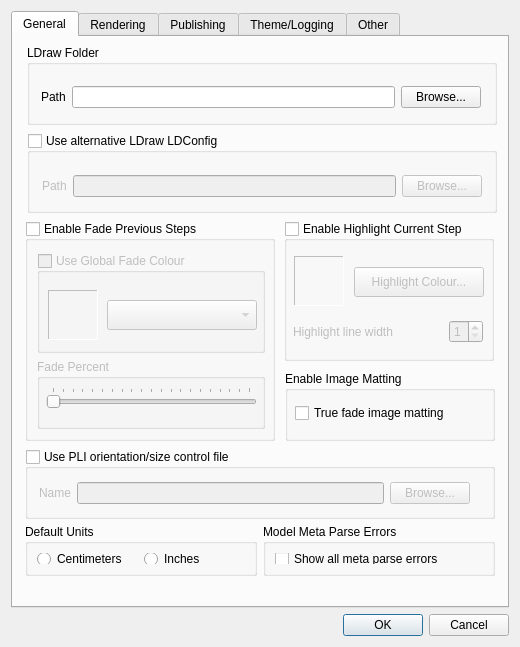
Qt form mainApp/preferences.ui (trevorsandy/lpub3d-ci) before a commit.
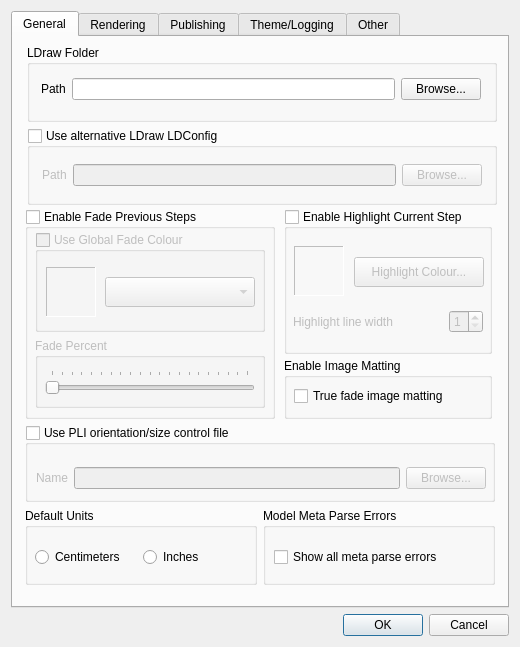
The same form after that commit. The open tabs and pages were chosen to show the change. Icons and pictures are not drawn.

Commit message: Malformed UI form in Dark Mode #99

Patch:
```diff
--- a/mainApp/preferences.ui
+++ b/mainApp/preferences.ui
@@ -36,6 +36,12 @@
    </item>
    <item row="1" column="0">
     <widget class="QTabWidget" name="tabWidget">
+     <property name="sizePolicy">
+      <sizepolicy hsizetype="Expanding" vsizetype="MinimumExpanding">
+       <horstretch>0</horstretch>
+       <verstretch>0</verstretch>
+      </sizepolicy>
+     </property>
      <property name="currentIndex">
       <number>0</number>
      </property>
@@ -43,143 +49,21 @@
       <attribute name="title">
        <string>General</string>
       </attribute>
-      <widget class="QGroupBox" name="ldrawBox">
-       <property name="geometry">
-        <rect>
-         <x>14</x>
-         <y>8</y>
-         <width>470</width>
-         <height>80</height>
-        </rect>
-       </property>
-       <property name="toolTip">
-        <string>This directory contains the LDraw parts directory</string>
-       </property>
-       <property name="title">
-        <string>LDraw Folder</string>
-       </property>
-       <property name="checkable">
-        <bool>false</bool>
-       </property>
-       <property name="checked">
-        <bool>false</bool>
-       </property>
-       <widget class="QWidget" name="layoutWidget">
-        <property name="geometry">
-         <rect>
-          <x>14</x>
-          <y>32</y>
-          <width>440</width>
-          <height>40</height>
-         </rect>
-        </property>
-        <layout class="QHBoxLayout" name="horizontalLayout">
-         <item>
-          <widget class="QLabel" name="label_6">
-           <property name="text">
-            <string>Path</string>
-           </property>
-          </widget>
-         </item>
-         <item>
-          <widget class="QLineEdit" name="ldrawPath">
-           <property name="minimumSize">
-            <size>
-             <width>200</width>
-             <height>0</height>
-            </size>
-           </property>
-          </widget>
-         </item>
-         <item>
-          <widget class="QPushButton" name="browseLDraw">
-           <property name="toolTip">
-            <string>Use directory dialog to find LDraw directory</string>
-           </property>
-           <property name="whatsThis">
-            <string>This lets you find the LDraw directory</string>
-           </property>
-           <property name="text">
-            <string>Browse...</string>
-           </property>
-          </widget>
-         </item>
-        </layout>
-       </widget>
-      </widget>
-      <widget class="QGroupBox" name="pliBox">
-       <property name="geometry">
-        <rect>
-         <x>12</x>
-         <y>412</y>
-         <width>470</width>
-         <height>70</height>
-        </rect>
-       </property>
-       <property name="toolTip">
-        <string>This file controls Part List parts orientation and size</string>
-       </property>
-       <property name="title">
-        <string>Use PLI orientation/size control file</string>
-       </property>
-       <property name="checkable">
-        <bool>true</bool>
-       </property>
-       <property name="checked">
-        <bool>false</bool>
-       </property>
-       <widget class="QWidget" name="layoutWidget">
-        <property name="geometry">
-         <rect>
-          <x>14</x>
-          <y>29</y>
-          <width>431</width>
-          <height>30</height>
-         </rect>
-        </property>
-        <layout class="QHBoxLayout" name="horizontalLayout_3">
-         <item>
-          <widget class="QLabel" name="label_5">
-           <property name="text">
-            <string>Name</string>
-           </property>
-          </widget>
-         </item>
-         <item>
-          <widget class="QLineEdit" name="pliName">
-           <property name="minimumSize">
-            <size>
-             <width>200</width>
-             <height>0</height>
-            </size>
-           </property>
-          </widget>
-         </item>
-         <item>
-          <widget class="QPushButton" name="browsePli">
-           <property name="toolTip">
-            <string>Use directory dialog to find the PLI file</string>
-           </property>
-           <property name="whatsThis">
-            <string>Use directory dialog to find the PLI file</string>
-           </property>
-           <property name="text">
-            <string>Browse...</string>
-           </property>
-          </widget>
-         </item>
-        </layout>
-       </widget>
-      </widget>
       <widget class="QGroupBox" name="fadeStepBox">
        <property name="geometry">
         <rect>
          <x>12</x>
-         <y>184</y>
+         <y>172</y>
          <width>250</width>
-         <height>220</height>
+         <height>210</height>
         </rect>
        </property>
+       <property name="sizePolicy">
+        <sizepolicy hsizetype="Preferred" vsizetype="MinimumExpanding">
+         <horstretch>0</horstretch>
+         <verstretch>0</verstretch>
+        </sizepolicy>
+       </property>
        <property name="toolTip">
         <string>This setting allows you to fade previous build step parts </string>
        </property>
@@ -198,12 +82,18 @@
         </property>
         <property name="geometry">
          <rect>
-          <x>12</x>
-          <y>32</y>
-          <width>228</width>
+          <x>10</x>
+          <y>23</y>
+          <width>230</width>
           <height>100</height>
          </rect>
         </property>
+        <property name="sizePolicy">
+         <sizepolicy hsizetype="Preferred" vsizetype="MinimumExpanding">
+          <horstretch>0</horstretch>
+          <verstretch>0</verstretch>
+         </sizepolicy>
+        </property>
         <property name="toolTip">
          <string>Select to use this colour for all faded parts, otherwise fade existing colour.</string>
         </property>
@@ -220,17 +110,23 @@
          <property name="geometry">
           <rect>
            <x>70</x>
-           <y>47</y>
+           <y>45</y>
            <width>150</width>
            <height>30</height>
           </rect>
          </property>
+         <property name="sizePolicy">
+          <sizepolicy hsizetype="MinimumExpanding" vsizetype="MinimumExpanding">
+           <horstretch>0</horstretch>
+           <verstretch>0</verstretch>
+          </sizepolicy>
+         </property>
         </widget>
         <widget class="QLabel" name="fadeStepsColourLabel">
          <property name="geometry">
           <rect>
            <x>11</x>
-           <y>37</y>
+           <y>35</y>
            <width>50</width>
            <height>50</height>
           </rect>
@@ -252,12 +148,18 @@
         </property>
         <property name="geometry">
          <rect>
-          <x>12</x>
-          <y>138</y>
-          <width>228</width>
+          <x>10</x>
+          <y>129</y>
+          <width>230</width>
           <height>70</height>
          </rect>
         </property>
+        <property name="sizePolicy">
+         <sizepolicy hsizetype="Preferred" vsizetype="MinimumExpanding">
+          <horstretch>0</horstretch>
+          <verstretch>0</verstretch>
+         </sizepolicy>
+        </property>
         <property name="toolTip">
          <string>Set the percent of fade, 0 is fully opaque, 100 is fully hidden.</string>
         </property>
@@ -276,10 +178,10 @@
          </property>
          <property name="geometry">
           <rect>
-           <x>9</x>
-           <y>28</y>
-           <width>211</width>
-           <height>22</height>
+           <x>10</x>
+           <y>32</y>
+           <width>210</width>
+           <height>27</height>
           </rect>
          </property>
          <property name="maximum">
@@ -297,57 +199,6 @@
         </widget>
        </widget>
       </widget>
-      <widget class="QGroupBox" name="altLDConfigBox">
-       <property name="geometry">
-        <rect>
-         <x>14</x>
-         <y>96</y>
-         <width>470</width>
-         <height>80</height>
-        </rect>
-       </property>
-       <property name="toolTip">
-        <string>Check to use an alternative LDConfig LDraw configuration file.</string>
-       </property>
-       <property name="title">
-        <string>Use alternative LDraw LDConfig</string>
-       </property>
-       <property name="checkable">
-        <bool>true</bool>
-       </property>
-       <property name="checked">
-        <bool>false</bool>
-       </property>
-       <widget class="QWidget" name="layoutWidget">
-        <property name="geometry">
-         <rect>
-          <x>15</x>
-          <y>38</y>
-          <width>440</width>
-          <height>30</height>
-         </rect>
-        </property>
-        <layout class="QHBoxLayout" name="horizontalLayout_2">
-         <item>
-          <widget class="QLabel" name="label_7">
-           <property name="text">
-            <string>Path</string>
-           </property>
-          </widget>
-         </item>
-         <item>
-          <widget class="QLineEdit" name="altLDConfigPath"/>
-         </item>
-         <item>
-          <widget class="QPushButton" name="browseAltLDConfig">
-           <property name="text">
-            <string>Browse...</string>
-           </property>
-          </widget>
-         </item>
-        </layout>
-       </widget>
-      </widget>
       <widget class="QGroupBox" name="highlightStepBox">
        <property name="enabled">
         <bool>true</bool>
@@ -355,11 +206,17 @@
        <property name="geometry">
         <rect>
          <x>271</x>
-         <y>184</y>
-         <width>210</width>
-         <height>140</height>
+         <y>172</y>
+         <width>208</width>
+         <height>145</height>
         </rect>
        </property>
+       <property name="sizePolicy">
+        <sizepolicy hsizetype="Preferred" vsizetype="MinimumExpanding">
+         <horstretch>0</horstretch>
+         <verstretch>0</verstretch>
+        </sizepolicy>
+       </property>
        <property name="toolTip">
         <string>This setting allows you to highlight current build step parts</string>
        </property>
@@ -376,7 +233,7 @@
         <property name="geometry">
          <rect>
           <x>9</x>
-          <y>96</y>
+          <y>98</y>
           <width>190</width>
           <height>30</height>
          </rect>
@@ -430,7 +287,7 @@
         <property name="geometry">
          <rect>
           <x>10</x>
-          <y>35</y>
+          <y>37</y>
           <width>50</width>
           <height>50</height>
          </rect>
@@ -452,7 +309,7 @@
         <property name="geometry">
          <rect>
           <x>70</x>
-          <y>46</y>
+          <y>48</y>
           <width>130</width>
           <height>30</height>
          </rect>
@@ -465,12 +322,18 @@
       <widget class="QGroupBox" name="imageMatteBox">
        <property name="geometry">
         <rect>
-         <x>272</x>
-         <y>334</y>
-         <width>210</width>
-         <height>70</height>
+         <x>271</x>
+         <y>321</y>
+         <width>208</width>
+         <height>61</height>
         </rect>
        </property>
+       <property name="sizePolicy">
+        <sizepolicy hsizetype="Preferred" vsizetype="MinimumExpanding">
+         <horstretch>0</horstretch>
+         <verstretch>0</verstretch>
+        </sizepolicy>
+       </property>
        <property name="title">
         <string>Enable Image Matting</string>
        </property>
@@ -478,8 +341,8 @@
         <property name="geometry">
          <rect>
           <x>10</x>
-          <y>27</y>
-          <width>190</width>
+          <y>23</y>
+          <width>188</width>
           <height>30</height>
          </rect>
         </property>
@@ -513,22 +376,230 @@
         </layout>
        </widget>
       </widget>
+      <widget class="QWidget" name="">
+       <property name="geometry">
+        <rect>
+         <x>14</x>
+         <y>8</y>
+         <width>470</width>
+         <height>160</height>
+        </rect>
+       </property>
+       <layout class="QVBoxLayout" name="verticalLayout_4">
+        <item>
+         <widget class="QGroupBox" name="ldrawBox">
+          <property name="sizePolicy">
+           <sizepolicy hsizetype="Preferred" vsizetype="MinimumExpanding">
+            <horstretch>0</horstretch>
+            <verstretch>0</verstretch>
+           </sizepolicy>
+          </property>
+          <property name="toolTip">
+           <string>This directory contains the LDraw parts directory</string>
+          </property>
+          <property name="title">
+           <string>LDraw Folder</string>
+          </property>
+          <property name="checkable">
+           <bool>false</bool>
+          </property>
+          <property name="checked">
+           <bool>false</bool>
+          </property>
+          <widget class="QWidget" name="layoutWidget">
+           <property name="geometry">
+            <rect>
+             <x>14</x>
+             <y>24</y>
+             <width>440</width>
+             <height>40</height>
+            </rect>
+           </property>
+           <layout class="QHBoxLayout" name="horizontalLayout">
+            <item>
+             <widget class="QLabel" name="label_6">
+              <property name="text">
+               <string>Path</string>
+              </property>
+             </widget>
+            </item>
+            <item>
+             <widget class="QLineEdit" name="ldrawPath">
+              <property name="minimumSize">
+               <size>
+                <width>200</width>
+                <height>0</height>
+               </size>
+              </property>
+             </widget>
+            </item>
+            <item>
+             <widget class="QPushButton" name="browseLDraw">
+              <property name="toolTip">
+               <string>Use directory dialog to find LDraw directory</string>
+              </property>
+              <property name="whatsThis">
+               <string>This lets you find the LDraw directory</string>
+              </property>
+              <property name="text">
+               <string>Browse...</string>
+              </property>
+             </widget>
+            </item>
+           </layout>
+          </widget>
+         </widget>
+        </item>
+        <item>
+         <widget class="QGroupBox" name="altLDConfigBox">
+          <property name="sizePolicy">
+           <sizepolicy hsizetype="Preferred" vsizetype="MinimumExpanding">
+            <horstretch>0</horstretch>
+            <verstretch>0</verstretch>
+           </sizepolicy>
+          </property>
+          <property name="toolTip">
+           <string>Check to use an alternative LDConfig LDraw configuration file.</string>
+          </property>
+          <property name="title">
+           <string>Use alternative LDraw LDConfig</string>
+          </property>
+          <property name="checkable">
+           <bool>true</bool>
+          </property>
+          <property name="checked">
+           <bool>false</bool>
+          </property>
+          <widget class="QWidget" name="layoutWidget">
+           <property name="geometry">
+            <rect>
+             <x>15</x>
+             <y>27</y>
+             <width>440</width>
+             <height>40</height>
+            </rect>
+           </property>
+           <layout class="QHBoxLayout" name="horizontalLayout_2">
+            <item>
+             <widget class="QLabel" name="label_7">
+              <property name="text">
+               <string>Path</string>
+              </property>
+             </widget>
+            </item>
+            <item>
+             <widget class="QLineEdit" name="altLDConfigPath"/>
+            </item>
+            <item>
+             <widget class="QPushButton" name="browseAltLDConfig">
+              <property name="text">
+               <string>Browse...</string>
+              </property>
+             </widget>
+            </item>
+           </layout>
+          </widget>
+         </widget>
+        </item>
+       </layout>
+      </widget>
       <widget class="QWidget" name="">
        <property name="geometry">
         <rect>
          <x>12</x>
-         <y>487</y>
+         <y>388</y>
          <width>470</width>
-         <height>52</height>
+         <height>160</height>
         </rect>
        </property>
-       <layout class="QHBoxLayout" name="horizontalLayout_14">
+       <layout class="QVBoxLayout" name="verticalLayout_8">
+        <item>
+         <widget class="QGroupBox" name="pliBox">
+          <property name="sizePolicy">
+           <sizepolicy hsizetype="Preferred" vsizetype="MinimumExpanding">
+            <horstretch>0</horstretch>
+            <verstretch>0</verstretch>
+           </sizepolicy>
+          </property>
+          <property name="toolTip">
+           <string>This file controls Part List parts orientation and size</string>
+          </property>
+          <property name="title">
+           <string>Use PLI orientation/size control file</string>
+          </property>
+          <property name="checkable">
+           <bool>true</bool>
+          </property>
+          <property name="checked">
+           <bool>false</bool>
+          </property>
+          <widget class="QWidget" name="layoutWidget">
+           <property name="geometry">
+            <rect>
+             <x>11</x>
+             <y>33</y>
+             <width>450</width>
+             <height>40</height>
+            </rect>
+           </property>
+           <layout class="QHBoxLayout" name="horizontalLayout_3">
+            <item>
+             <widget class="QLabel" name="label_5">
+              <property name="text">
+               <string>Name</string>
+              </property>
+             </widget>
+            </item>
+            <item>
+             <widget class="QLineEdit" name="pliName">
+              <property name="minimumSize">
+               <size>
+                <width>200</width>
+                <height>0</height>
+               </size>
+              </property>
+             </widget>
+            </item>
+            <item>
+             <widget class="QPushButton" name="browsePli">
+              <property name="toolTip">
+               <string>Use directory dialog to find the PLI file</string>
+              </property>
+              <property name="whatsThis">
+               <string>Use directory dialog to find the PLI file</string>
+              </property>
+              <property name="text">
+               <string>Browse...</string>
+              </property>
+             </widget>
+            </item>
+           </layout>
+          </widget>
+         </widget>
+        </item>
+        <item>
+         <layout class="QHBoxLayout" name="horizontalLayout_18">
         <item>
          <widget class="QGroupBox" name="groupBox">
+            <property name="sizePolicy">
+             <sizepolicy hsizetype="Preferred" vsizetype="MinimumExpanding">
+              <horstretch>0</horstretch>
+              <verstretch>0</verstretch>
+             </sizepolicy>
+            </property>
           <property name="title">
            <string>Default Units</string>
           </property>
-          <layout class="QHBoxLayout">
+            <widget class="QWidget" name="layoutWidget">
+             <property name="geometry">
+              <rect>
+               <x>10</x>
+               <y>36</y>
+               <width>210</width>
+               <height>27</height>
+              </rect>
+             </property>
+             <layout class="QHBoxLayout" name="horizontalLayout_14">
            <item>
             <widget class="QRadioButton" name="Centimeters">
              <property name="text">
@@ -545,13 +616,29 @@
            </item>
           </layout>
          </widget>
+           </widget>
         </item>
         <item>
          <widget class="QGroupBox" name="showParseErrorGrpBox">
+            <property name="sizePolicy">
+             <sizepolicy hsizetype="Preferred" vsizetype="MinimumExpanding">
+              <horstretch>0</horstretch>
+              <verstretch>0</verstretch>
+             </sizepolicy>
+            </property>
           <property name="title">
            <string>Model Meta Parse Errors</string>
           </property>
-          <layout class="QHBoxLayout" name="_3">
+            <widget class="QWidget" name="layoutWidget">
+             <property name="geometry">
+              <rect>
+               <x>11</x>
+               <y>34</y>
+               <width>210</width>
+               <height>30</height>
+              </rect>
+             </property>
+             <layout class="QHBoxLayout" name="horizontalLayout_15">
            <item>
             <widget class="QCheckBox" name="showParseErrorsChkBox">
              <property name="toolTip">
@@ -562,8 +649,24 @@
              </property>
             </widget>
            </item>
-          </layout>
-         </widget>
+              <item>
+               <spacer name="horizontalSpacer_18">
+                <property name="orientation">
+                 <enum>Qt::Horizontal</enum>
+                </property>
+                <property name="sizeHint" stdset="0">
+                 <size>
+                  <width>40</width>
+                  <height>20</height>
+                 </size>
+                </property>
+               </spacer>
+              </item>
+             </layout>
+            </widget>
+           </widget>
+          </item>
+         </layout>
         </item>
        </layout>
       </widget>
```
Left out of the diff: 360 changed lines with no effect on the pictures. Lines whose indentation alone changed are shown as unchanged. The commit also changes 2 other files.
